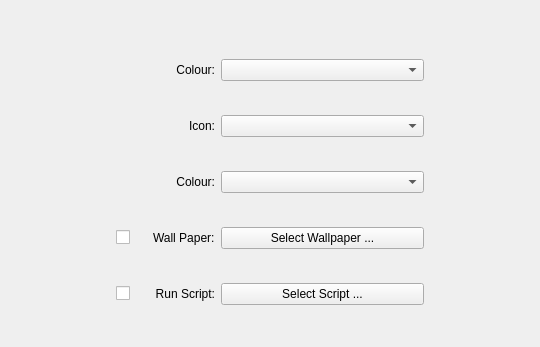
baduhai/Koi, file src/settings/profiles/othersdialog.ui: the form before one commit.
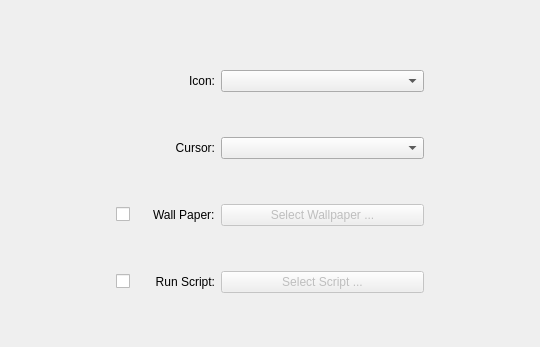
The form after the commit.

What changed in the file:
```diff
--- a/src/settings/profiles/othersdialog.ui
+++ b/src/settings/profiles/othersdialog.ui
@@ -16,31 +16,61 @@
   <layout class="QGridLayout" name="gridLayout_2">
    <item row="0" column="0">
     <layout class="QGridLayout" name="gridLayout">
-     <item row="7" column="2" colspan="2">
-      <widget class="QPushButton" name="pushButton_2">
-       <property name="text">
-        <string>Select Script ...</string>
-       </property>
-      </widget>
+     <item row="4" column="1">
+      <layout class="QHBoxLayout" name="horizontalLayout_4">
+       <item>
+        <widget class="QLabel" name="label_2">
+         <property name="text">
+          <string>Cursor:</string>
+         </property>
+         <property name="alignment">
+          <set>Qt::AlignRight|Qt::AlignTrailing|Qt::AlignVCenter</set>
+         </property>
+        </widget>
+       </item>
+      </layout>
+     </item>
+     <item row="5" column="1">
+      <layout class="QHBoxLayout" name="horizontalLayout">
+       <item>
+        <widget class="QCheckBox" name="wallpaperCheckBox">
+         <property name="layoutDirection">
+          <enum>Qt::LeftToRight</enum>
+         </property>
+         <property name="text">
+          <string/>
+         </property>
+        </widget>
+       </item>
+       <item>
+        <widget class="QLabel" name="label_4">
+         <property name="text">
+          <string>Wall Paper:</string>
+         </property>
+         <property name="alignment">
+          <set>Qt::AlignJustify|Qt::AlignVCenter</set>
+         </property>
+        </widget>
+       </item>
+      </layout>
      </item>
      <item row="4" column="2" colspan="2">
       <widget class="QComboBox" name="comboBox_2"/>
      </item>
-     <item row="3" column="1">
-      <layout class="QHBoxLayout" name="horizontalLayout_5">
-       <item>
-        <widget class="QLabel" name="label">
-         <property name="text">
-          <string>Colour:</string>
-         </property>
-         <property name="alignment">
-          <set>Qt::AlignRight|Qt::AlignTrailing|Qt::AlignVCenter</set>
-         </property>
-        </widget>
-       </item>
-      </layout>
+     <item row="3" column="2" colspan="2">
+      <widget class="QComboBox" name="iconBox"/>
      </item>
-     <item row="7" column="1">
+     <item row="6" column="2" colspan="2">
+      <widget class="QPushButton" name="scriptBtn">
+       <property name="enabled">
+        <bool>false</bool>
+       </property>
+       <property name="text">
+        <string>Select Script ...</string>
+       </property>
+      </widget>
+     </item>
+     <item row="6" column="1">
       <layout class="QHBoxLayout" name="horizontalLayout_2">
        <item>
         <widget class="QCheckBox" name="checkBox">
@@ -61,6 +91,30 @@
        </item>
       </layout>
      </item>
+     <item row="5" column="2" colspan="2">
+      <widget class="QPushButton" name="wallpaperBtn">
+       <property name="enabled">
+        <bool>false</bool>
+       </property>
+       <property name="text">
+        <string>Select Wallpaper ...</string>
+       </property>
+      </widget>
+     </item>
+     <item row="3" column="1">
+      <layout class="QHBoxLayout" name="horizontalLayout_5">
+       <item>
+        <widget class="QLabel" name="label">
+         <property name="text">
+          <string>Icon:</string>
+         </property>
+         <property name="alignment">
+          <set>Qt::AlignRight|Qt::AlignTrailing|Qt::AlignVCenter</set>
+         </property>
+        </widget>
+       </item>
+      </layout>
+     </item>
      <item row="1" column="0" colspan="5">
       <spacer name="horizontalSpacer">
        <property name="orientation">
@@ -74,71 +128,6 @@
        </property>
       </spacer>
      </item>
-     <item row="6" column="1">
-      <layout class="QHBoxLayout" name="horizontalLayout">
-       <item>
-        <widget class="QCheckBox" name="checkBox_2">
-         <property name="layoutDirection">
-          <enum>Qt::LeftToRight</enum>
-         </property>
-         <property name="text">
-          <string/>
-         </property>
-        </widget>
-       </item>
-       <item>
-        <widget class="QLabel" name="label_4">
-         <property name="text">
-          <string>Wall Paper:</string>
-         </property>
-         <property name="alignment">
-          <set>Qt::AlignJustify|Qt::AlignVCenter</set>
-         </property>
-        </widget>
-       </item>
-      </layout>
-     </item>
-     <item row="4" column="1">
-      <layout class="QHBoxLayout" name="horizontalLayout_4">
-       <item>
-        <widget class="QLabel" name="label_2">
-         <property name="text">
-          <string>Icon:</string>
-         </property>
-         <property name="alignment">
-          <set>Qt::AlignRight|Qt::AlignTrailing|Qt::AlignVCenter</set>
-         </property>
-        </widget>
-       </item>
-      </layout>
-     </item>
-     <item row="5" column="1">
-      <layout class="QHBoxLayout" name="horizontalLayout_3">
-       <item>
-        <widget class="QLabel" name="label_3">
-         <property name="text">
-          <string>Colour:</string>
-         </property>
-         <property name="alignment">
-          <set>Qt::AlignRight|Qt::AlignTrailing|Qt::AlignVCenter</set>
-         </property>
-        </widget>
-       </item>
-      </layout>
-     </item>
-     <item row="6" column="2" colspan="2">
-      <widget class="QPushButton" name="pushButton">
-       <property name="text">
-        <string>Select Wallpaper ...</string>
-       </property>
-      </widget>
-     </item>
-     <item row="5" column="2" colspan="2">
-      <widget class="QComboBox" name="comboBox_3"/>
-     </item>
-     <item row="3" column="2" colspan="2">
-      <widget class="QComboBox" name="comboBox"/>
-     </item>
     </layout>
    </item>
   </layout>
```
Left out of the diff: 4 changed lines with no effect on the pictures.
